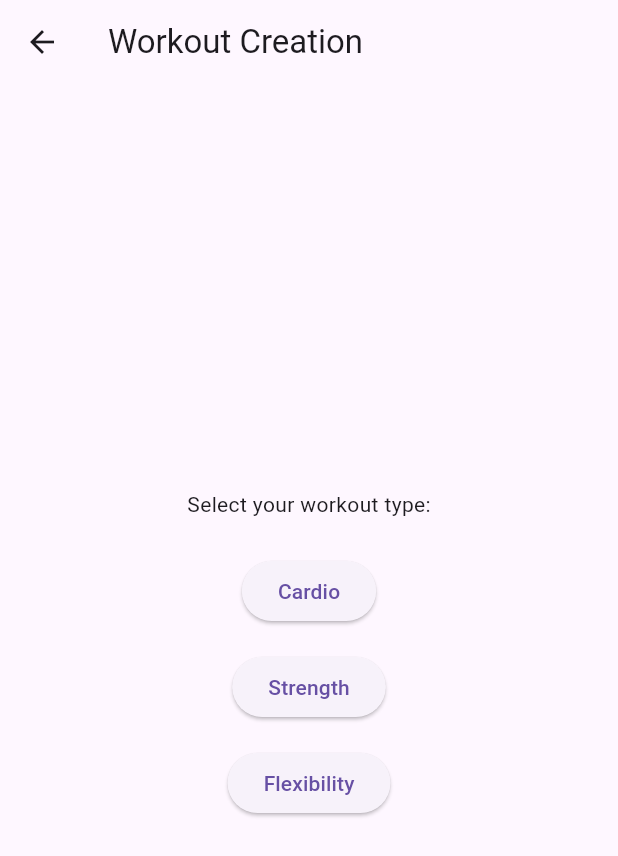
After one commit to Faonin/ai_pt, a Flutter app: the SettingsView screen opened by its route, after a tap on "Test feature", on a phone screen of 412 x 824 dp. The commit adds this screen. Shown: the top 856 px of the screen. Run offline on Flutter 3.47's test engine with Material 3 defaults, Android fonts, the light colour scheme and no system bars; our stand-ins replace flutter_dotenv, sqflite; accounts and stored records are empty.

Commit message:
Added a workout questionnare found in settings for now

```diff
--- a/lib/src/app.dart
+++ b/lib/src/app.dart
@@ -1,6 +1,6 @@
+import 'package:ai_pt/src/workout_creation/workout_creation_view.dart';
 import 'package:flutter/material.dart';
 
-import 'dashboard/dashboard_item_view.dart';
 import 'dashboard/dashboard_view.dart';
 import 'settings/settings_controller.dart';
 import 'settings/settings_view.dart';
@@ -46,8 +46,8 @@ class MyApp extends StatelessWidget {
                 switch (routeSettings.name) {
                   case SettingsView.routeName:
                     return SettingsView(controller: settingsController);
-                  case SampleItemDetailsView.routeName:
-                    return const SampleItemDetailsView();
+                  case WorkoutCreationView.routeName:
+                    return const WorkoutCreationView();
                   case Dashboard.routeName:
                   default:
                     return const Dashboard();
--- a/lib/src/settings/settings_view.dart
+++ b/lib/src/settings/settings_view.dart
@@ -1,3 +1,4 @@
+import 'package:ai_pt/src/workout_creation/workout_creation_view.dart';
 import 'package:flutter/material.dart';
 import 'settings_controller.dart';
 
@@ -26,7 +27,18 @@ class SettingsView extends StatelessWidget {
             //
             // When a user selects a theme from the dropdown list, the
             // SettingsController is updated, which rebuilds the MaterialApp.
-            child: DropdownButton<ThemeMode>(
+            child: Column(
+              children: [
+                TextButton(
+                  onPressed: () {
+                    Navigator.restorablePushNamed(
+                      (context),
+                      WorkoutCreationView.routeName,
+                    );
+                  },
+                  child: const Text('Test feature'),
+                ),
+                DropdownButton<ThemeMode>(
                   // Read the selected themeMode from the controller
                   value: controller.themeMode,
                   // Call the updateThemeMode method any time the user selects a theme.
@@ -46,6 +58,8 @@ class SettingsView extends StatelessWidget {
                     )
                   ],
                 ),
+              ],
+            ),
           ),
         ],
       ),
--- /dev/null
+++ b/lib/src/workout_creation/workout_creation_view.dart
@@ -0,0 +1,121 @@
+import 'package:flutter/material.dart';
+
+class WorkoutCreationView extends StatefulWidget {
+  const WorkoutCreationView({super.key});
+
+  static const routeName = '/workout_creation';
+
+  @override
+  WorkoutCreationViewState createState() => WorkoutCreationViewState();
+}
+
+class WorkoutCreationViewState extends State<WorkoutCreationView> {
+  final List<Map<String, dynamic>> _questions = [
+    {
+      'type': 'multiple',
+      'question': 'Select your workout type:',
+      'options': ['Cardio', 'Strength', 'Flexibility']
+    },
+    {
+      'type': 'multiple',
+      'question': 'Select your workout preference:',
+      'options': ['Indoor', 'Outdoor', 'Mix']
+    },
+    {
+      'type': 'dropdown',
+      'question': 'Select difficulty level:',
+      'options': ['Easy', 'Medium', 'Hard']
+    },
+    {
+      'type': 'multiple',
+      'question': 'Choose warm-up duration:',
+      'options': ['5 minutes', '10 minutes', '15 minutes', 'No warm-up']
+    },
+  ];
+
+  int _currentQuestionIndex = 0;
+  String? _dropdownValue;
+
+  void _nextQuestion() {
+    setState(() {
+      _currentQuestionIndex++;
+      _dropdownValue = null;
+    });
+  }
+
+  @override
+  Widget build(BuildContext context) {
+    if (_currentQuestionIndex >= _questions.length) {
+      return Scaffold(
+        appBar: AppBar(
+          title: const Text('Workout Creation'),
+        ),
+        body: const Center(
+          child: Text('All questions answered!'),
+        ),
+      );
+    }
+
+    final current = _questions[_currentQuestionIndex];
+
+    Widget questionWidget;
+    if (current['type'] == 'dropdown') {
+      List<String> options = List<String>.from(current['options']);
+      questionWidget = Column(
+        mainAxisAlignment: MainAxisAlignment.center,
+        children: [
+          Text(current['question']),
+          const SizedBox(height: 16),
+          DropdownButton<String>(
+            hint: const Text('Select an option'),
+            value: _dropdownValue,
+            items: options.map((option) {
+              return DropdownMenuItem<String>(
+                value: option,
+                child: Text(option),
+              );
+            }).toList(),
+            onChanged: (value) {
+              setState(() {
+                _dropdownValue = value;
+              });
+              Future.delayed(const Duration(milliseconds: 500), _nextQuestion);
+            },
+          ),
+        ],
+      );
+    } else if (current['type'] == 'multiple') {
+      List<String> options = List<String>.from(current['options']);
+      questionWidget = Column(
+        mainAxisAlignment: MainAxisAlignment.center,
+        children: [
+          Text(current['question']),
+          const SizedBox(height: 16),
+          // Display options in a column
+          Column(
+            children: options.map((option) {
+              return Padding(
+                padding: const EdgeInsets.symmetric(vertical: 8),
+                child: ElevatedButton(
+                  onPressed: _nextQuestion,
+                  child: Text(option),
+                ),
+              );
+            }).toList(),
+          ),
+        ],
+      );
+    } else {
+      questionWidget = const SizedBox();
+    }
+
+    return Scaffold(
+      appBar: AppBar(
+        title: const Text('Workout Creation'),
+      ),
+      body: Center(
+        child: questionWidget,
+      ),
+    );
+  }
+}
```
Also changed, not shown: lib/src/sample_feature/dashboard_view.dart (deleted, +0 -70 lines). Lines whose indentation alone changed are shown as unchanged.
